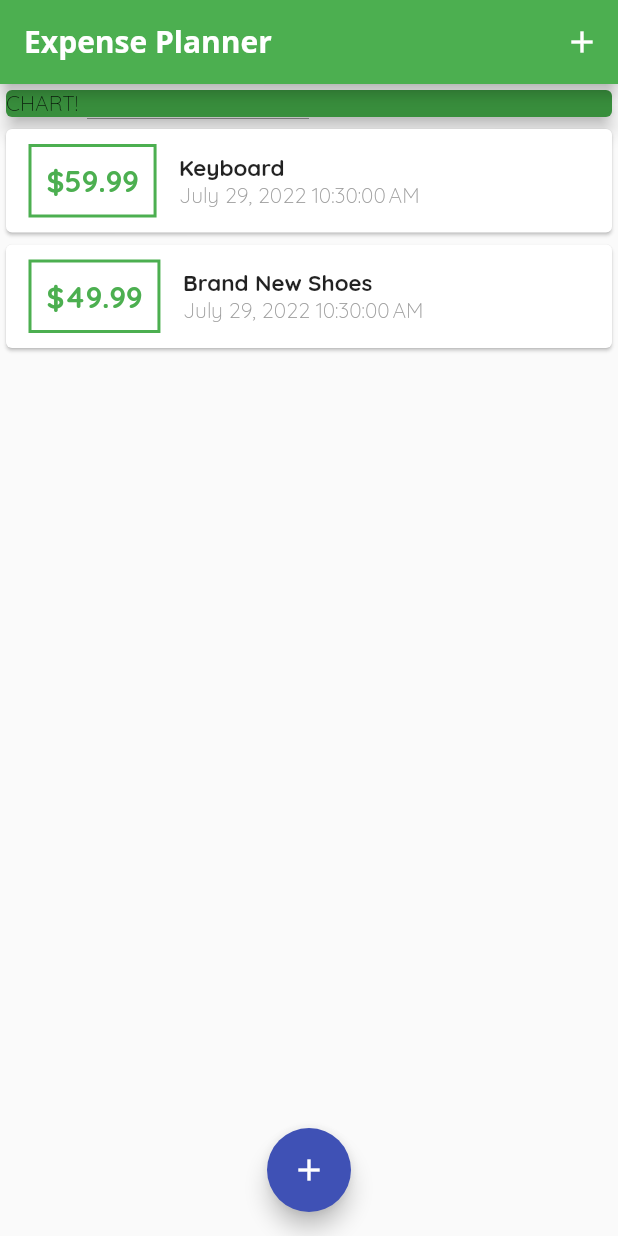
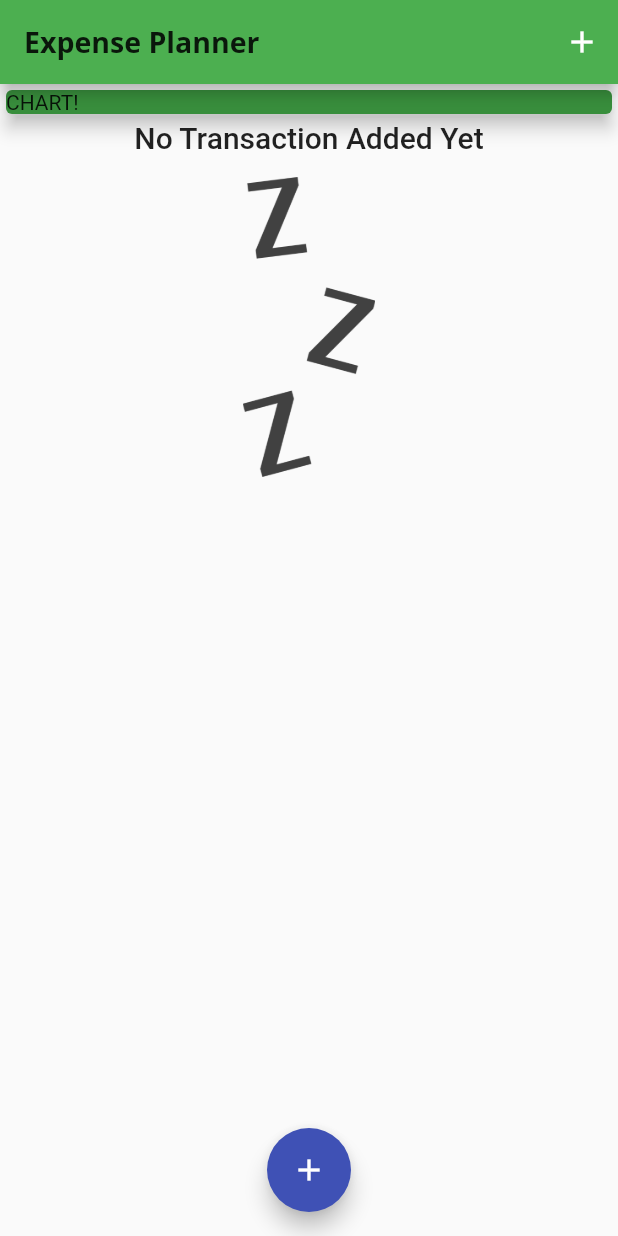
Before and after one commit to AnthoniDeLamoni/project-dart, a Flutter app: the screen it shows after launch, on a phone screen of 412 x 824 dp. Run offline on Flutter 3.47's test engine with Material 2 defaults, Android fonts, the phone set to English and light mode, and no system bars; missing offline and left inert: dart:js.

Commit message:
Simple Feature Added!

```diff
--- a/lib/main.dart
+++ b/lib/main.dart
@@ -2,7 +2,6 @@ import 'package:flutter/material.dart';
 import 'package:flutter_complete_guide/models/transaction.dart';
 import 'package:flutter_complete_guide/widgets/new_transaction.dart';
 import './widgets/transaction_list.dart';
-import 'dart:js';
 
 void main() => runApp(MyApp());
 
@@ -15,15 +14,21 @@ class MyApp extends StatelessWidget {
         primarySwatch: Colors.green,
         accentColor: Colors.indigo,
         fontFamily: 'Quicksand',
+        textTheme: ThemeData.light().textTheme.copyWith(
+              titleMedium: TextStyle(
+                fontFamily: 'OpenSans',
+                fontWeight: FontWeight.bold,
+                fontSize: 19,
+              ),
+            ),
         appBarTheme: AppBarTheme(
-            textTheme: ThemeData.light().textTheme.copyWith(
-                  headline6: TextStyle(
-                    fontFamily: 'OpenSans',
+          titleTextStyle: TextStyle(
+            fontFamily: 'Quicksand',
             fontSize: 20,
             fontWeight: FontWeight.bold,
           ),
         ),
-          )),
+      ),
       home: MyHomePage(),
     );
   }
@@ -36,18 +41,18 @@ class MyHomePage extends StatefulWidget {
 
 class _MyHomePageState extends State<MyHomePage> {
   final List<Transaction> _userTransactions = [
-    Transaction(
-      id: 'a1',
-      title: 'Keyboard',
-      amount: 59.99,
-      date: DateTime.now(),
-    ),
-    Transaction(
-      id: 'a2',
-      title: 'Brand New Shoes',
-      amount: 49.99,
-      date: DateTime.now(),
-    )
+    // Transaction(
+    //   id: 'a1',
+    //   title: 'Keyboard',
+    //   amount: 59.99,
+    //   date: DateTime.now(),
+    // ),
+    // Transaction(
+    //   id: 'a2',
+    //   title: 'Brand New Shoes',
+    //   amount: 49.99,
+    //   date: DateTime.now(),
+    // )
   ];
 
   void _addNewTransaction(String txTitle, double txAmount) {
@@ -78,6 +83,7 @@ class _MyHomePageState extends State<MyHomePage> {
       appBar: AppBar(
         title: Text(
           'Expense Planner',
+          style: Theme.of(context).textTheme.titleMedium,
         ),
         actions: <Widget>[
           IconButton(
--- a/lib/widgets/transaction_list.dart
+++ b/lib/widgets/transaction_list.dart
@@ -11,7 +11,23 @@ class TransactionList extends StatelessWidget {
   Widget build(BuildContext context) {
     return Container(
       height: 300,
-      child: ListView.builder(
+      child: transactions.isEmpty
+          ? Column(
+              children: <Widget>[
+                Text(
+                  'No Transaction Added Yet',
+                  style: Theme.of(context).textTheme.headline6,
+                ),
+                SizedBox(
+                  height: 15,
+                ),
+                Container(
+                    height: 200,
+                    child: Image.asset('assets/images/waiting.png',
+                        fit: BoxFit.cover)),
+              ],
+            )
+          : ListView.builder(
               itemBuilder: (ctx, index) {
                 return Card(
                   child: Row(
@@ -41,10 +57,7 @@ class TransactionList extends StatelessWidget {
                         children: <Widget>[
                           Text(
                             transactions[index].title,
-                        style: TextStyle(
-                          fontSize: 15,
-                          fontWeight: FontWeight.bold,
-                        ),
+                            style: Theme.of(context).textTheme.titleMedium,
                           ),
                           Text(
                             DateFormat().format(transactions[index].date),
@@ -52,7 +65,8 @@ class TransactionList extends StatelessWidget {
                               color: Colors.grey,
                             ),
                           ),
-                    ])
+                        ],
+                      )
                     ],
                   ),
                 );
--- a/lib/widgets/user_transaction.dart
+++ b/lib/widgets/user_transaction.dart
@@ -12,18 +12,18 @@ class UserTransaction extends StatefulWidget {
 
 class _UserTransactionState extends State<UserTransaction> {
   final List<Transaction> _userTransactions = [
-    Transaction(
-      id: 'a1',
-      title: 'Keyboard',
-      amount: 59.99,
-      date: DateTime.now(),
-    ),
-    Transaction(
-      id: 'a2',
-      title: 'Brand New Shoes',
-      amount: 49.99,
-      date: DateTime.now(),
-    )
+    // Transaction(
+    //   id: 'a1',
+    //   title: 'Keyboard',
+    //   amount: 59.99,
+    //   date: DateTime.now(),
+    // ),
+    // Transaction(
+    //   id: 'a2',
+    //   title: 'Brand New Shoes',
+    //   amount: 49.99,
+    //   date: DateTime.now(),
+    // )
   ];
 
   void _addNewTransaction(String txTitle, double txAmount) {
--- a/pubspec.yaml
+++ b/pubspec.yaml
@@ -46,9 +46,8 @@ flutter:
   uses-material-design: true
 
   # To add assets to your application, add an assets section, like this:
-  # assets:
-  #   - images/a_dot_burr.jpeg
-  #   - images/a_dot_ham.jpeg
+  assets:
+    - assets/images/waiting.png
 
   # An image asset can refer to one or more resolution-specific "variants", see
   # https://flutter.dev/assets-and-images/#resolution-aware.
```
Also changed, not shown: assets/images/waiting.png (added). Lines whose indentation alone changed are shown as unchanged.
